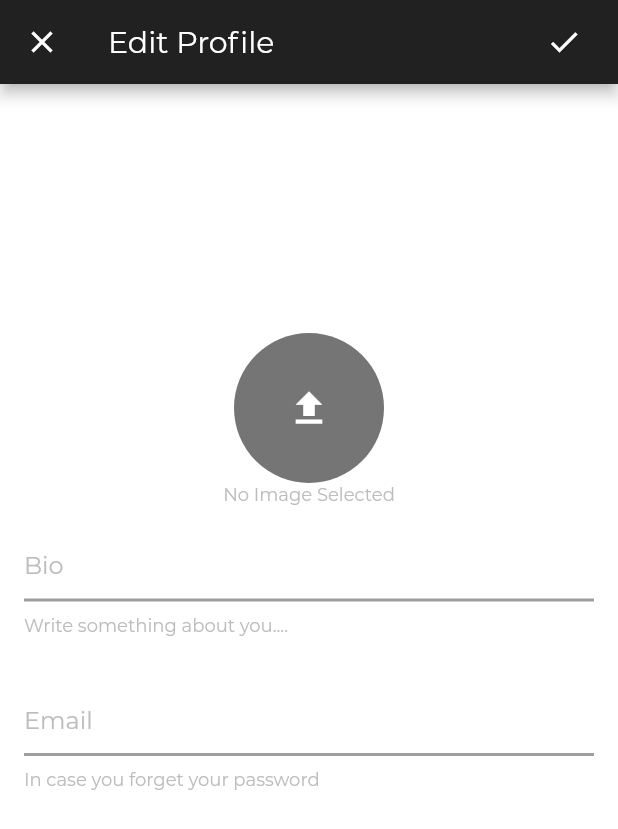
After one commit to suyashmadhesia/chatapp, a Flutter app: the ProfileScreen screen opened directly, after a tap on the "edit" icon, on a phone screen of 412 x 824 dp. The commit adds this screen. Shown: the top 829 px of the screen. Run offline on Flutter 3.47's test engine with Material 2 defaults, Android fonts, the phone set to English and light mode, and no system bars; our stand-ins replace cached_network_image, cloud_firestore, curved_navigation_bar, firebase_auth, firebase_core, firebase_storage and 5 more; accounts and stored records are empty.

Commit message:
UserProfile and Edit Profile

```diff
--- /dev/null
+++ b/Inbox/lib/screens/edit_profile.dart
@@ -0,0 +1,308 @@
+import 'dart:async';
+import 'dart:io';
+import 'package:Inbox/models/user.dart';
+import 'package:Inbox/screens/home.dart';
+import 'package:cloud_firestore/cloud_firestore.dart';
+import 'package:firebase_auth/firebase_auth.dart';
+import 'package:firebase_storage/firebase_storage.dart';
+import 'package:image/image.dart' as Im;
+import 'package:flutter/material.dart';
+import 'package:form_field_validator/form_field_validator.dart';
+import 'package:image_picker/image_picker.dart';
+import 'package:path_provider/path_provider.dart';
+import 'package:uuid/uuid.dart';
+
+
+final usersRef = FirebaseFirestore.instance.collection('users');
+
+class EditProfileScreen extends StatefulWidget {
+  @override
+  _EditProfileScreenState createState() => _EditProfileScreenState();
+}
+
+class _EditProfileScreenState extends State<EditProfileScreen> {
+
+  @override
+  void initState() {
+    // TODO: implement initState
+    super.initState();
+  }
+
+//Constant
+  final _picker = ImagePicker();
+  File _image;
+  String profileImageId = Uuid().v4();
+  String bio;
+  String email;
+  final _formKey = GlobalKey<FormState>();
+  final _scaffoldKey = GlobalKey<ScaffoldState>();
+  User user = FirebaseAuth.instance.currentUser;
+  bool isUploading = false;
+  final storageRefs = FirebaseStorage.instance.ref();
+  final userRefs = FirebaseFirestore.instance.collection('users');
+
+//Validators
+  final bioValidator = MultiValidator([
+    //RequiredValidator(errorText: 'Bio is required'),
+    MaxLengthValidator(50,
+        errorText: 'Username must be less than 50 characters')
+  ]);
+
+
+//Functions
+  compressImage() async{
+  final tempDir = await getTemporaryDirectory();
+  final path = tempDir.path;
+  Im.Image imagefile = Im.decodeImage(_image.readAsBytesSync());
+  final compressedImage = File ('$path/img_$profileImageId.jpg')..writeAsBytesSync(Im.encodeJpg(imagefile, quality: 70));
+
+  setState(() {
+    _image = compressedImage;
+  });
+  }
+
+  clearImage(){
+    setState((){
+      _image = null;
+    });
+  }
+
+  Future<String> uploadImage(image) async{
+    UploadTask uploadTask = storageRefs.child('profile_$profileImageId.jpg').putFile(image);
+    TaskSnapshot storageSnapshot = await uploadTask.whenComplete((){});
+    String downloadUrl = await storageSnapshot.ref.getDownloadURL();
+    return downloadUrl;
+
+  }
+
+  String image_field;
+  String bio_field;
+  String email_field;
+
+  getUserData() async{
+    DocumentSnapshot doc = await userRefs.doc(user.uid).get();
+    Account userData = Account.fromDocument(doc);
+    image_field = userData.avtar;
+    bio_field = userData.bio;
+    email_field = userData.email;
+
+  }
+
+
+
+  handleSubmit() async{
+    if(_formKey.currentState.validate()){
+    setState(() {
+      isUploading = true;
+    });
+    await getUserData();
+
+
+    if(_image != null){
+      await compressImage();
+      String mediaUrl = await uploadImage(_image);
+      userRefs.doc(user.uid).update({
+        'avtar' : mediaUrl,
+        'bio' : bio == null ? bio_field : bio,
+        'email' : email == null ? email_field : email,
+    });
+    }
+    if(_image == null){
+      userRefs.doc(user.uid).update({
+        'bio' : bio == null ? bio_field : bio,
+        'email' : email == null ? email_field : email,
+    });
+    }
+    setState(() {
+      isUploading = false;
+    });
+    SnackBar snackBar = SnackBar(
+      behavior: SnackBarBehavior.floating,
+      duration: Duration(seconds: 2),
+      backgroundColor: Colors.green[700],
+      content: Text('Profile Updated!'),);
+    _scaffoldKey.currentState.showSnackBar(snackBar);
+    await Future.delayed(Duration(seconds: 2));
+    Navigator.pop(context);
+    Navigator.push(
+                                        context,
+                                        MaterialPageRoute(
+                                            builder: (context) =>
+                                                HomeScreen()));
+  }
+  }
+
+
+  selectImage(parentContext){
+    return showDialog(
+      context: parentContext,
+      builder: (context){
+        return SimpleDialog(
+          title: Text('Upload Profile Image',
+          style: TextStyle(
+              color: Colors.tealAccent
+            ),
+          ),
+          children: <Widget>[
+            SimpleDialogOption(
+            onPressed: () async{
+              Navigator.pop(context);
+                final pickedFile = await _picker.getImage(source: ImageSource.camera, maxHeight: 500, maxWidth: 500);
+
+                setState((){
+                  _image = File(pickedFile.path);
+                });
+
+                },
+                  //handleTakeImage,
+            child: Text('Photo with Camera'),
+          ),
+            SimpleDialogOption(
+            onPressed: () async{
+              Navigator.pop(context);
+                final pickedFile = await _picker.getImage(source: ImageSource.gallery, maxHeight: 500, maxWidth: 500);
+
+                setState((){
+                  _image = File(pickedFile.path);
+                });
+
+              },                            //handleChooseFromGallery,
+            child: Text('Choose from Gallery'),
+          ),
+          SimpleDialogOption(
+            onPressed: () => Navigator.pop(context),
+            child: Text('Cancel',
+            style: TextStyle(
+              color: Colors.red
+            ),
+            ),
+          )
+          ]
+          );
+        }
+    );
+  }
+
+
+
+
+  @override
+  Widget build(BuildContext context) {
+    return Scaffold(
+      key: _scaffoldKey,
+      backgroundColor: Colors.white,
+      appBar: AppBar(
+        actions: [
+          Padding(
+            padding: const EdgeInsets.only(right: 12.0),
+            child: IconButton(
+              onPressed: isUploading ? null : () => handleSubmit(),
+              icon: Icon(Icons.done,
+              color: Colors.white,
+              ),
+            ),
+          )
+        ],
+        leading: IconButton(
+          onPressed: (){Navigator.pop(context);
+          if(_image != null){
+          clearImage();
+          }
+          },
+          icon: Icon(Icons.close,color:Colors.white),),
+        backgroundColor: Colors.grey[900],
+        title: Text('Edit Profile',
+        style: TextStyle(
+          color: Colors.white,
+          fontFamily: 'Montserrat',
+          fontSize: 20.0,
+        ),
+        ),
+      ),
+      body: Center(
+        child: ListView(
+          physics: BouncingScrollPhysics(),
+          children: [
+            isUploading ? LinearProgressIndicator() : Text(''),
+            Form(
+              key: _formKey,
+                child: Column(
+                mainAxisAlignment: MainAxisAlignment.spaceAround,
+                children: <Widget>[
+                  SizedBox(height: 150,),
+                  CircleAvatar(
+                    radius: 50,
+                    backgroundColor: Colors.grey[600],
+                    child: IconButton(
+                      splashColor: Colors.grey[900],
+                      splashRadius: 50.0,
+                    onPressed: () => selectImage(context),
+                    icon: Icon(Icons.file_upload,
+                    color: Colors.white,
+                    size: 30.0,
+                    ),
+                    ),
+                  ),
+                  Text(_image == null ? 'No Image Selected'
+                  : 'Image Loaded',
+                  style: TextStyle(color: Colors.grey[400], fontSize: 12.0, fontFamily: 'Montserrat'),
+                  ),
+                Padding(
+                  padding: const EdgeInsets.all(16.0),
+                  child: TextFormField(
+
+                    onChanged: (value){
+                      bio = value;
+                    },
+                    validator: bioValidator,
+                    cursorColor: Colors.grey,
+                    autofocus: false,
+                    style: TextStyle(
+                        fontSize: 18.0, color: Colors.grey, fontFamily: 'Montserrat'),
+                    decoration: InputDecoration(
+                      enabledBorder: UnderlineInputBorder(
+                          borderSide: BorderSide(color: Colors.grey, width: 2)),
+                      focusedBorder: UnderlineInputBorder(
+                          borderSide: BorderSide(color: Colors.grey, width: 2)),
+
+                      hintText: 'Bio',
+                      hintStyle: TextStyle(color: Colors.grey[400], fontSize: 16.0, fontFamily: 'Montserrat'),
+                      helperText: 'Write something about you....',
+                      helperStyle: TextStyle(color: Colors.grey[400], fontSize: 12.0, fontFamily: 'Montserrat'),
+                    ),
+                  ),
+                ),
+                Padding(
+                  padding: const EdgeInsets.all(16.0),
+                  child: TextFormField(
+
+                    onChanged: (value){
+                      email = value;
+                    },
+
+                    cursorColor: Colors.grey,
+                    autofocus: false,
+                    style: TextStyle(
+                        fontSize: 18.0, color: Colors.grey, fontFamily: 'Montserrat'),
+                    decoration: InputDecoration(
+                      enabledBorder: UnderlineInputBorder(
+                          borderSide: BorderSide(color: Colors.grey, width: 2)),
+                      focusedBorder: UnderlineInputBorder(
+                          borderSide: BorderSide(color: Colors.grey, width: 2)),
+
+                      hintText: 'Email',
+                      hintStyle: TextStyle(color: Colors.grey[400], fontSize: 16.0, fontFamily: 'Montserrat'),
+                      helperText: 'In case you forget your password',
+                      helperStyle: TextStyle(color: Colors.grey[400], fontSize: 12.0, fontFamily: 'Montserrat'),
+                    ),
+                  ),
+                )
+                ],
+              ),
+            ),
+        ],
+        ),
+      ),
+    );
+  }
+}
--- a/Inbox/lib/screens/login_screen.dart
+++ b/Inbox/lib/screens/login_screen.dart
@@ -151,6 +151,9 @@ class _LoginScreenState extends State<LoginScreen> {
                                   });
                                 } catch (e) {
                                   print(e);
+                                  setState(() async {
+                                    showSnipper = false;
+                                  });
                                 }
                               }
                             }),
--- a/Inbox/lib/screens/profile_screen.dart
+++ b/Inbox/lib/screens/profile_screen.dart
@@ -1,14 +1,15 @@
-import 'package:Inbox/screens/home.dart';
+import 'package:Inbox/screens/edit_profile.dart';
+//import 'package:Inbox/screens/home.dart';
 import 'package:cached_network_image/cached_network_image.dart';
 import 'package:firebase_core/firebase_core.dart';
-import 'package:Inbox/screens/search_screen.dart';
+//import 'package:Inbox/screens/search_screen.dart';
 import 'package:Inbox/screens/welcome_screen.dart';
 import 'package:cloud_firestore/cloud_firestore.dart';
-import 'package:firebase_core/firebase_core.dart';
+//import 'package:firebase_core/firebase_core.dart';
 import 'package:flutter/material.dart';
-import 'package:Inbox/reusable/components.dart';
+//import 'package:Inbox/reusable/components.dart';
 import 'package:firebase_auth/firebase_auth.dart';
-import 'package:flutter_svg/svg.dart';
+//import 'package:flutter_svg/svg.dart';
 import 'package:shared_preferences/shared_preferences.dart';
 import 'package:Inbox/models/user.dart';
 
@@ -26,13 +27,15 @@ class _ProfileScreenState extends State<ProfileScreen> {
   final _auth = FirebaseAuth.instance;
   final userRefs = FirebaseFirestore.instance.collection('users');
 
+
+//Functions
    buildProfileHeader(){
      return FutureBuilder(
       future: userRefs.doc(widget.profileId).get(),
       builder: (context, snapshot){
         if(!snapshot.hasData){
           return SizedBox(
-            height: 200,
+            height: 500,
             child: Center(
               child: CircularProgressIndicator(
                 backgroundColor: Colors.grey[400],
@@ -41,15 +44,14 @@ class _ProfileScreenState extends State<ProfileScreen> {
           );
         }
         Account user = Account.fromDocument(snapshot.data);
-        return Center(
-          child: Column(
+        return Column(
           mainAxisAlignment: MainAxisAlignment.spaceAround,
           crossAxisAlignment: CrossAxisAlignment.center,
           children: <Widget>[
             SizedBox(height: 150.0),
             CircleAvatar(
               radius: 50.0,
-                backgroundColor: Colors.white,
+              backgroundColor: Colors.grey[100],
               backgroundImage: user.avtar == '' ? AssetImage('assets/images/profile-user.png') : CachedNetworkImageProvider(user.avtar),
             ),
             Padding(
@@ -65,7 +67,26 @@ class _ProfileScreenState extends State<ProfileScreen> {
             Row(
               mainAxisAlignment: MainAxisAlignment.spaceAround,
               children: [
-                  Buttons(buttonName: 'Friends', onPressed: (){}),
+                 FlatButton(
+
+                    splashColor: Colors.grey[400],
+                    onPressed: () {
+
+                    },
+                    shape: RoundedRectangleBorder(
+                      borderRadius: BorderRadius.circular(4.0),
+                      side: BorderSide(color: Colors.grey[50], width: 2),
+                    ),
+                    child: Padding(
+                      padding: const EdgeInsets.fromLTRB(32, 16, 32, 16),
+                      child: Text("Followers",
+                      style: TextStyle(
+                        color: Colors.indigo,
+                        fontFamily: 'Montserrat'
+                      ),
+                      ),
+                    ),
+                  ),
                 FlatButton(
                     splashColor: Colors.grey[400],
                     onPressed: () {
@@ -73,11 +94,11 @@ class _ProfileScreenState extends State<ProfileScreen> {
                     },
                     shape: RoundedRectangleBorder(
                       borderRadius: BorderRadius.circular(4.0),
-                        side: BorderSide(color: Colors.indigo, width: 2),
+                      side: BorderSide(color: Colors.grey[50], width: 2),
                     ),
                     child: Padding(
                       padding: const EdgeInsets.fromLTRB(32, 16, 32, 16),
-                        child: Text("Edit Profile",
+                      child: Text("Following",
                       style: TextStyle(
                         color: Colors.indigo,
                         fontFamily: 'Montserrat'
@@ -107,23 +128,21 @@ class _ProfileScreenState extends State<ProfileScreen> {
               ),
 
           ],
-          ),
         );
       },
     );
   }
 
-  @override
-  void initState() {
-    super.initState();
-  }
+
 
   @override
   Widget build(BuildContext context) {
     return Scaffold(
       backgroundColor: Colors.white,
       appBar: AppBar(
-
+        leading: IconButton(onPressed: (){Navigator.push(context, MaterialPageRoute(builder: (context)=>EditProfileScreen()));},
+        icon: Icon(Icons.edit,color: Colors.white),
+        ),
         title: Text('Profile',
         style: TextStyle(fontFamily: 'Montserrat')),
         automaticallyImplyLeading: false,
@@ -152,6 +171,7 @@ class _ProfileScreenState extends State<ProfileScreen> {
         ],
         ),
       body: SafeArea(
+        child: Center(
           child: ListView(
             physics: BouncingScrollPhysics(),
             children: [
@@ -159,6 +179,7 @@ class _ProfileScreenState extends State<ProfileScreen> {
             ],
           ),
         ),
+      ),
     );
   }
 }
--- a/Inbox/lib/screens/search_screen.dart
+++ b/Inbox/lib/screens/search_screen.dart
@@ -17,10 +17,6 @@ class _SearchScreenState extends State<SearchScreen> {
 
   @override
   Widget build(BuildContext context) {
-//     children: snapshot.data.docs
-//                                   .map((DocumentSnapshot document) {
-// }
-
     return Scaffold(
         backgroundColor: Colors.white,
         body: SafeArea(
--- a/Inbox/pubspec.yaml
+++ b/Inbox/pubspec.yaml
@@ -38,6 +38,12 @@ dependencies:
   cached_network_image: ^2.4.1
   firebase_messaging: ^7.0.3
   flutter_svg: ^0.19.1
+  image_picker: ^0.6.7+15
+  uuid: ^2.2.2
+  image: ^2.1.19
+  path_provider: ^1.6.24
+  firebase_storage: ^5.2.0
+
 
 dev_dependencies:
   flutter_test:
```
Also changed, not shown: Inbox/lib/screens/profile_other.dart (added, +120 -0 lines). Lines whose indentation alone changed are shown as unchanged.
